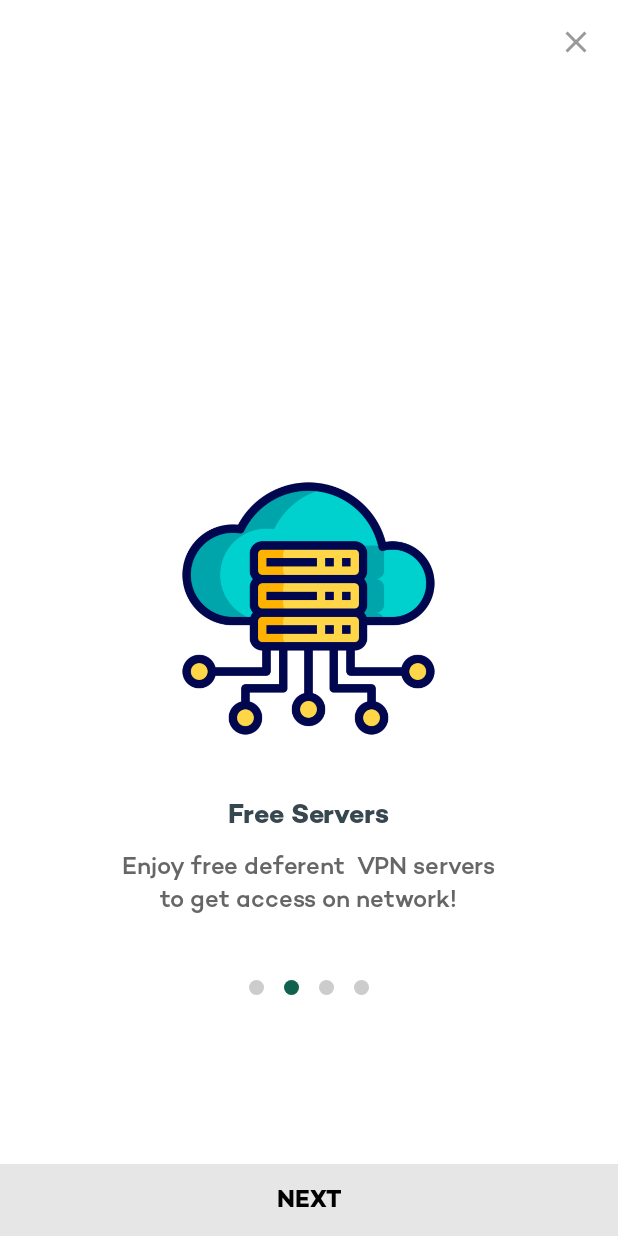
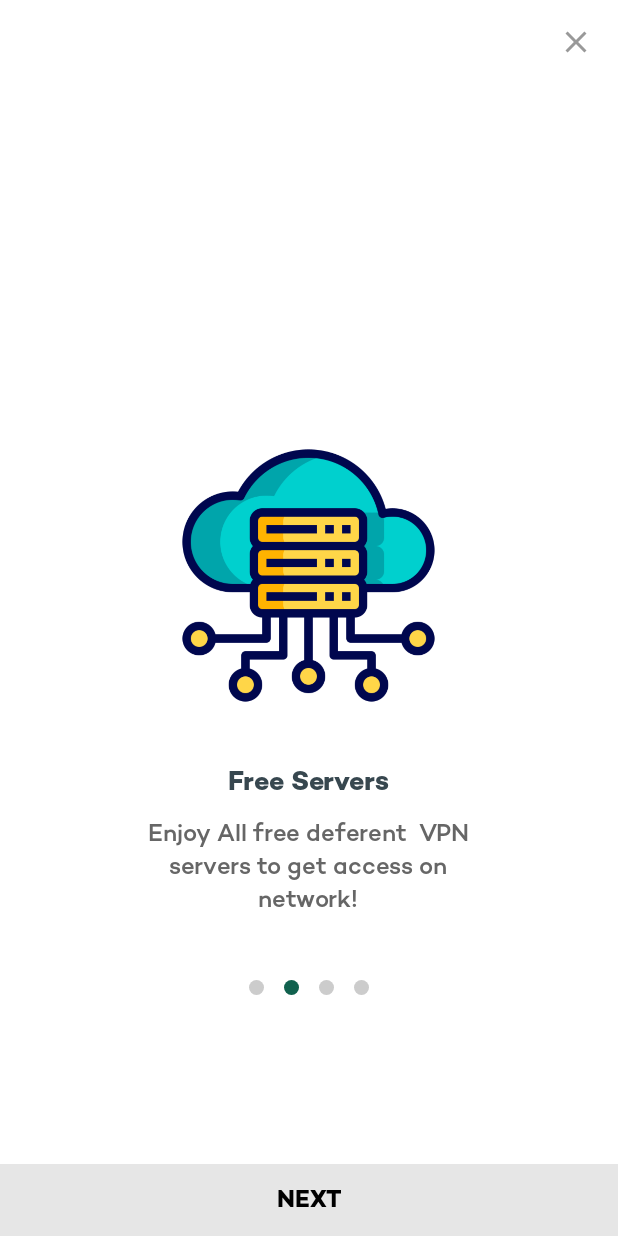
Before and after one commit to CodingWithImran/PrimVPN, an Android app: the screen it shows after launch (staperActivity), after a tap on "NEXT", on a phone screen of 412 x 824 dp. Run offline under Robolectric (Android 15) with nearby library versions, the phone set to English and light mode, and no system bars; libraries missing offline, so code that uses them is left out: com.onesignal, unified.vpn.sdk; plain views replace MaterialRippleLayout; pictures from the network do not load; 12 statements that could not run were skipped.

Commit message:
basic changing

```diff
--- a/app/src/main/java/com/fastspeedvpn/secureproxy/supervpn/turbo/staperActivity.java
+++ b/app/src/main/java/com/fastspeedvpn/secureproxy/supervpn/turbo/staperActivity.java
@@ -29,9 +29,9 @@ public class staperActivity extends AppCompatActivity {
     private ViewPager viewPager;
     private MyViewPagerAdapter myViewPagerAdapter;
     private Button btnNext;
-    private String about_title_array[] = {"Secure VPN", "Free Servers", "Heigh Speed Server / No Ads", "WIFI"};
-    private String about_description_array[] = {"Master VPN is a No-Long VPN solution that protect your personal information with encryption!", "Enjoy free deferent  VPN servers to get access on network!", "Buy premium version and get heigh speed VPN servers and block ads!", "Stay protected on public WI-FI networks. We guarantee!"};
-    private int about_images_array[] = {R.drawable.stapper_1, R.drawable.stapper_3, R.drawable.stapper_4, R.drawable.stapper_2};
+    private String about_title_array[] = {"Secure VPN", "Free Servers",  "WIFI"};
+    private String about_description_array[] = {"Prim VPN is a No-Long VPN solution that protect your personal information with encryption!", "Enjoy All free deferent  VPN servers to get access on network!",  "Stay protected on public WI-FI networks. We guarantee!"};
+    private int about_images_array[] = {R.drawable.stapper_1, R.drawable.stapper_3, R.drawable.stapper_2};
 
     private Preference preference;
 
--- a/app/src/main/res/values/strings.xml
+++ b/app/src/main/res/values/strings.xml
@@ -3,7 +3,7 @@
 
     <string name="admob_app_ID">ca-app-pub-3940256099942544~3347511713</string>
 
-    <string name="privacy_policy_link">https://docs.google.com/document/d/1fa6V3Uwl5ZXcqDiOK4rbLuay88m-Rv067gKbgwOE3D4/edit?usp=sharing</string>
+    <string name="privacy_policy_link">https://docs.google.com/document/d/1Gnr9ZGSTFlnX-4Y8_1UjeF6USraynS1bI9AvE02iQQU/edit?usp=sharing</string>
 
     <string name="navigation_drawer_open">Open navigation drawer</string>
     <string name="navigation_drawer_close">Close navigation drawer</string>
```
